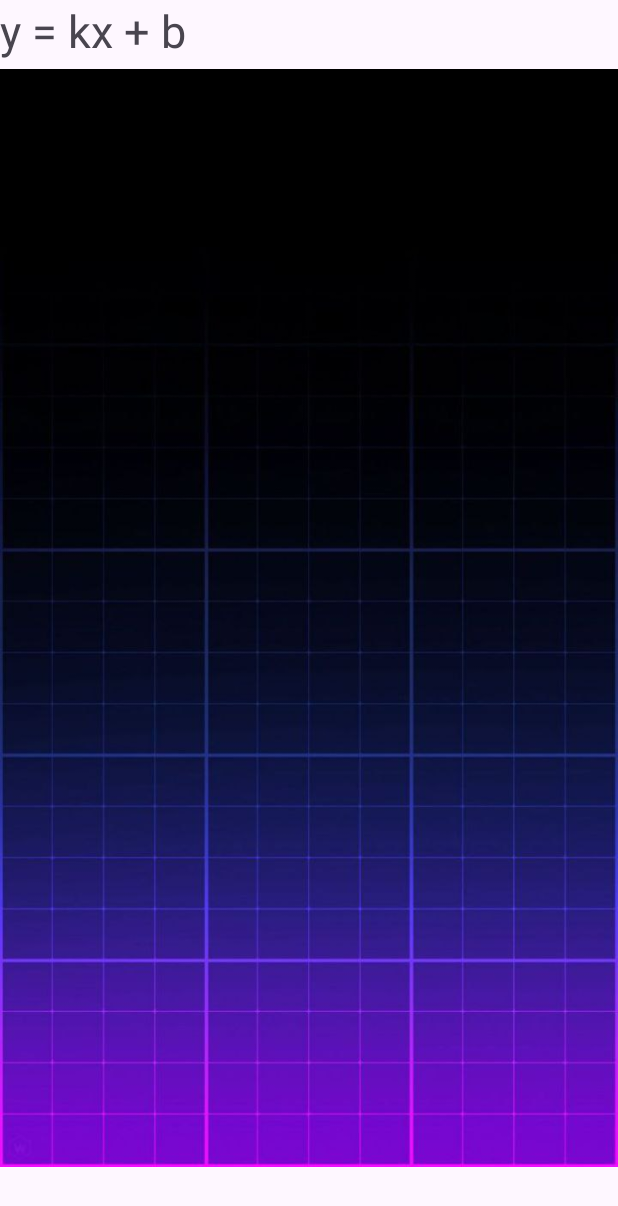
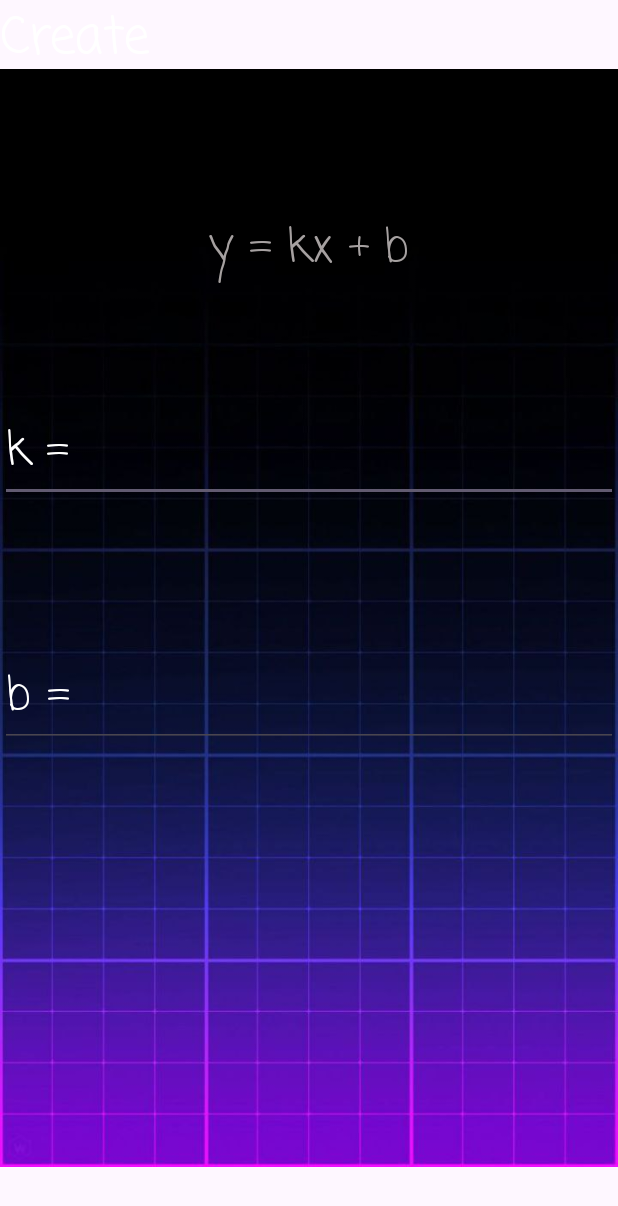
Before and after one commit to fasolka12345/MyGrafics, an Android app: the layout activity_direct.xml on its own in the app's theme, with its tools: preview values and no code run, on a phone screen of 412 x 824 dp. Shown: the top 1206 px of the screen. Run offline under Robolectric (Android 15) with nearby library versions, the phone set to English and light mode, and no system bars.

Commit message:
Version 4.0

```diff
--- a/app/src/main/AndroidManifest.xml
+++ b/app/src/main/AndroidManifest.xml
@@ -26,6 +26,10 @@
             android:name=".GraficsActivity"
             android:exported="true">
         </activity>
+        <activity
+            android:name=".DirectActivity"
+            android:exported="true">
+        </activity>
     </application>
 
 </manifest>
--- a/app/src/main/java/com/example/mygrafics/Grafics.java
+++ b/app/src/main/java/com/example/mygrafics/Direct.java
@@ -8,8 +8,8 @@ import android.view.View;
 
 import androidx.annotation.NonNull;
 
-public class Grafics extends View {
-    public Grafics(Context context) {
+public class Direct extends View {
+    public Direct(Context context) {
         super(context);
     }
 
--- a/app/src/main/res/layout/activity_direct.xml
+++ b/app/src/main/res/layout/activity_direct.xml
@@ -17,8 +17,61 @@
         android:id="@+id/textView5"
         android:layout_width="wrap_content"
         android:layout_height="wrap_content"
+        android:fontFamily="casual"
         android:text="y = kx + b"
         android:textSize="30sp"
-        tools:layout_editor_absoluteX="143dp"
-        tools:layout_editor_absoluteY="124dp" />
+        android:textColor="#A6A1A1"
+        app:layout_constraintBottom_toBottomOf="@+id/imageView"
+        app:layout_constraintEnd_toEndOf="parent"
+        app:layout_constraintStart_toStartOf="parent"
+        app:layout_constraintTop_toTopOf="@+id/imageView"
+        app:layout_constraintVertical_bias="0.183" />
+
+    <EditText
+        android:id="@+id/editTextk"
+        android:layout_width="wrap_content"
+        android:layout_height="wrap_content"
+        android:ems="10"
+        android:inputType="text"
+        android:text="k = "
+        android:textColor="#FFFFFF"
+        android:textSize="30sp"
+        android:fontFamily="casual"
+        app:layout_constraintBottom_toBottomOf="@+id/imageView"
+        app:layout_constraintEnd_toEndOf="parent"
+        app:layout_constraintHorizontal_bias="0.491"
+        app:layout_constraintStart_toStartOf="parent"
+        app:layout_constraintTop_toBottomOf="@+id/textView5"
+        app:layout_constraintVertical_bias="0.14" />
+
+    <EditText
+        android:id="@+id/editTextb"
+        android:layout_width="wrap_content"
+        android:layout_height="wrap_content"
+        android:ems="10"
+        android:fontFamily="casual"
+        android:inputType="text"
+        android:text="b = "
+        android:textColor="#FFFFFF"
+        android:textSize="30sp"
+        app:layout_constraintBottom_toBottomOf="@+id/imageView"
+        app:layout_constraintEnd_toEndOf="parent"
+        app:layout_constraintHorizontal_bias="0.0"
+        app:layout_constraintStart_toStartOf="parent"
+        app:layout_constraintTop_toBottomOf="@+id/editTextk"
+        app:layout_constraintVertical_bias="0.229" />
+
+    <TextView
+        android:id="@+id/textCreate"
+        android:layout_width="wrap_content"
+        android:layout_height="wrap_content"
+        android:fontFamily="casual"
+        android:text="Create"
+        android:textColor="#FFFFFF"
+        android:textColorLink="#FFFFFF"
+        android:textSize="34sp"
+        android:onClick="clickCreate"
+        tools:layout_editor_absoluteX="80dp"
+        tools:layout_editor_absoluteY="514dp" />
+
 </androidx.constraintlayout.widget.ConstraintLayout>
```
Also changed, not shown: app/src/main/java/com/example/mygrafics/DirectActivity.java (+28 -1 lines), app/src/main/java/com/example/mygrafics/GraficsActivity.java (+5 -5 lines), app/src/main/res/layout/activity_grafics.xml (renamed from app/src/main/res/layout/grafics_main.xml).
